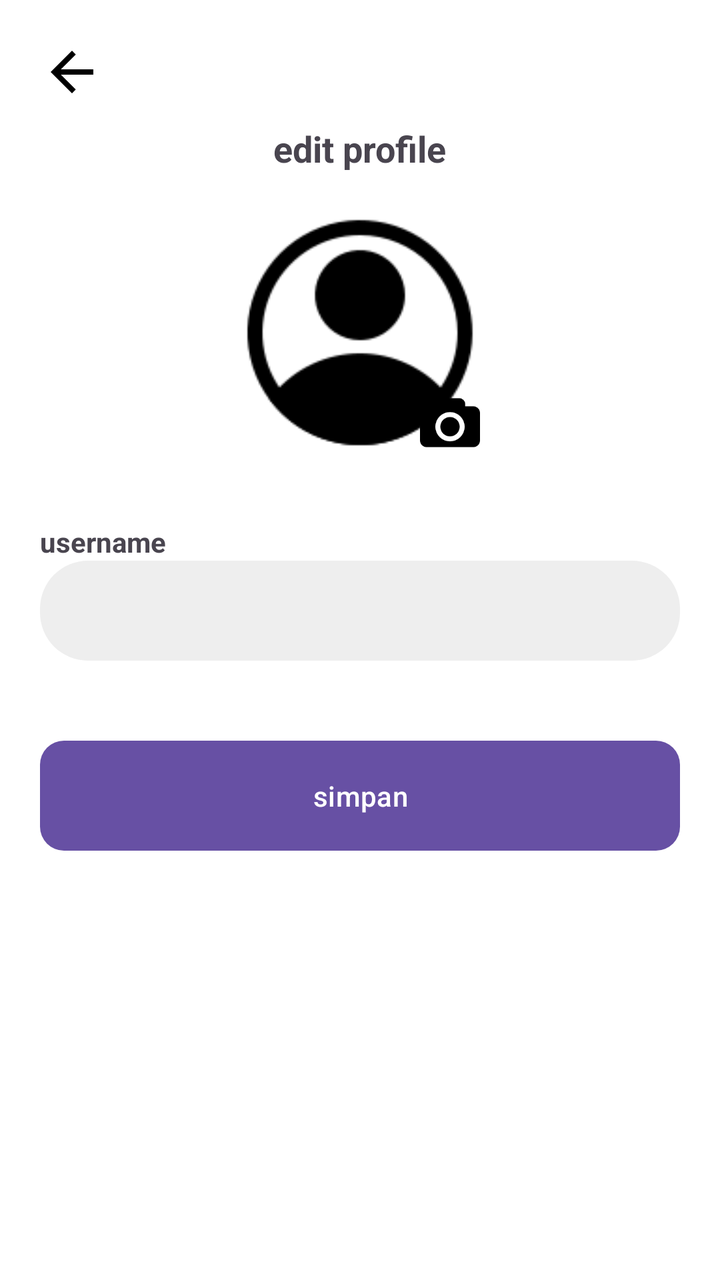
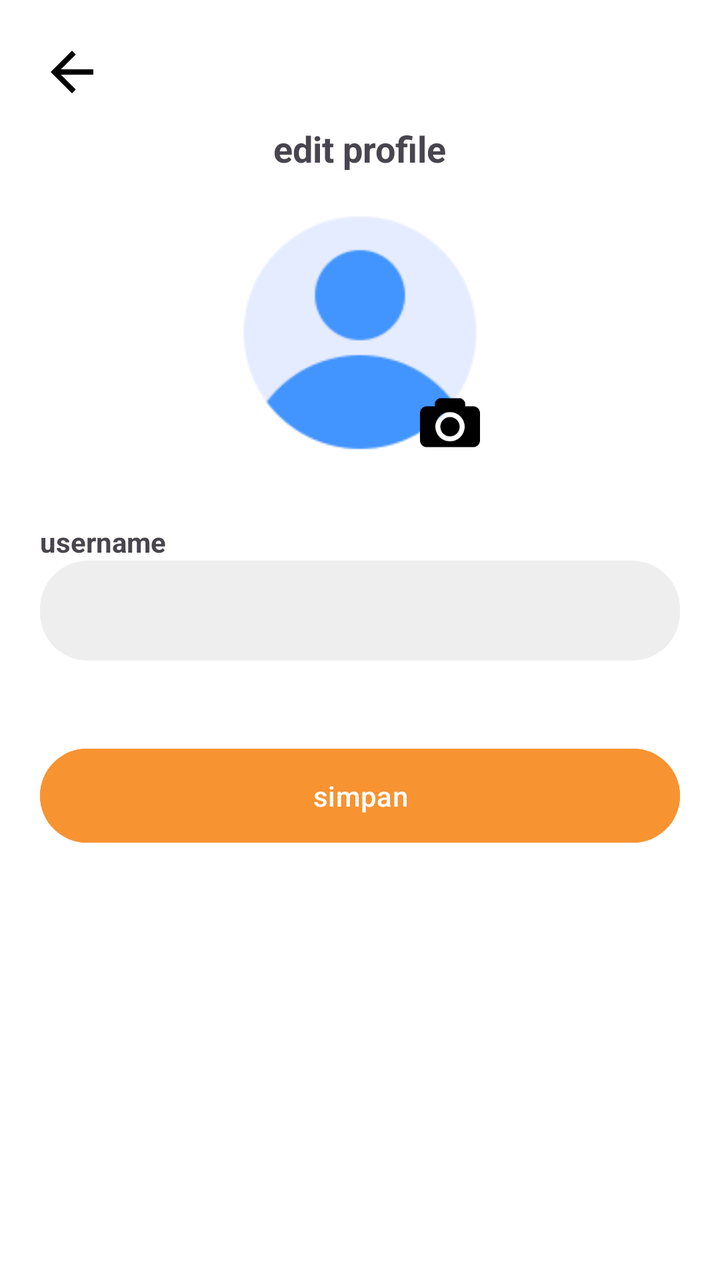

Compare the two renders of this Android layout. The source of the first and the diff that turns it into the second are given below.
<!-- AndroidManifest.xml: application theme Theme.DriveNusa -->
<!-- res/layout/activity_edit_profile.xml -->
<?xml version="1.0" encoding="utf-8"?>
<ScrollView xmlns:android="http://schemas.android.com/apk/res/android"
    android:layout_width="match_parent"
    android:layout_height="match_parent"
    android:padding="20dp"
    android:background="#FFFFFF">

    <LinearLayout
        android:layout_width="match_parent"
        android:layout_height="wrap_content"
        android:orientation="vertical"
        android:gravity="center_horizontal">

        
        <ImageView
            android:id="@+id/btnBack"
            android:layout_width="32dp"
            android:layout_height="32dp"
            android:src="@drawable/ic_arrow_back"
            android:layout_gravity="start"
            android:contentDescription="back" />

        
        <TextView
            android:layout_width="wrap_content"
            android:layout_height="wrap_content"
            android:text="edit profile"
            android:textSize="18sp"
            android:textStyle="bold"
            android:layout_marginTop="10dp" />

        
        <FrameLayout
            android:layout_width="120dp"
            android:layout_height="120dp"
            android:layout_marginTop="20dp">

            <ImageView
                android:id="@+id/imgProfile"
                android:layout_width="match_parent"
                android:layout_height="match_parent"
                android:src="@drawable/ic_user"
                android:contentDescription="User Image" />

            <ImageView
                android:id="@+id/btnChangePhoto"
                android:layout_width="30dp"
                android:layout_height="30dp"
                android:layout_gravity="bottom|right"
                android:src="@drawable/ic_camera"
                android:contentDescription="Change Photo" />
        </FrameLayout>

        
        <TextView
            android:layout_width="match_parent"
            android:layout_height="wrap_content"
            android:text="username"
            android:textStyle="bold"
            android:layout_marginTop="35dp"
            android:textSize="14sp" />

        
        <EditText
            android:id="@+id/etName"
            android:layout_width="match_parent"
            android:layout_height="50dp"
            android:background="@drawable/bg_input_rounded"
            android:padding="10dp"
            android:textSize="14sp" />

        
        <Button
            android:id="@+id/btnSave"
            android:layout_width="match_parent"
            android:layout_height="55dp"
            android:text="simpan"
            android:textAllCaps="false"
            android:layout_marginTop="40dp"
            android:background="@drawable/btn_blue_rounded"
            android:textColor="#FFFFFF" />

    </LinearLayout>

</ScrollView>
<!-- resources referenced by this layout -->
<resources>
  <!-- drawable bg_input_rounded (drawable) -->
  <?xml version="1.0" encoding="utf-8"?>
  <shape xmlns:android="http://schemas.android.com/apk/res/android"
      android:shape="rectangle">
      <corners android:radius="24dp" />
      <solid android:color="#EEEEEE" />
  </shape>
  <!-- drawable btn_blue_rounded (drawable) -->
  <shape xmlns:android="http://schemas.android.com/apk/res/android"
      android:shape="rectangle">
      <solid android:color="@color/blue"/> 
      <corners android:radius="12dp"/>
  </shape>
  <!-- drawable ic_arrow_back (drawable) -->
  <vector xmlns:android="http://schemas.android.com/apk/res/android"
      android:width="24dp"
      android:height="24dp"
      android:viewportWidth="24"
      android:viewportHeight="24">
      <path
          android:fillColor="#000000"
          android:pathData="M20,11H7.83l5.59,-5.59L12,4l-8,8 8,8 1.41,-1.41L7.83,13H20v-2z"/>
  </vector>
  <!-- drawable ic_camera: png bitmap (drawable, 2104 bytes) -->
  <!-- drawable ic_user: png bitmap (drawable, 3343 bytes) -->
  <style name="Theme.DriveNusa" parent="Base.Theme.Drivenusa" />
  <color name="blue">#2D6EFF</color>
  <style name="Base.Theme.Drivenusa" parent="Theme.Material3.DayNight.NoActionBar">
          
          
      </style>
</resources>

<!-- the commit's change to res/layout/activity_edit_profile.xml (unified diff, before → after) -->
@@ -39,7 +39,7 @@
                 android:id="@+id/imgProfile"
                 android:layout_width="match_parent"
                 android:layout_height="match_parent"
-                android:src="@drawable/ic_user"
+                android:src="@drawable/ic_person"
                 android:contentDescription="User Image" />
 
             <ImageView
@@ -77,9 +77,22 @@
             android:text="simpan"
             android:textAllCaps="false"
             android:layout_marginTop="40dp"
-            android:background="@drawable/btn_blue_rounded"
+            android:backgroundTint="@color/orange"
             android:textColor="#FFFFFF" />
+        <FrameLayout
+            android:id="@+id/loadingOverlay"
+            android:visibility="gone"
+            android:background="#80000000"
+            android:layout_width="match_parent"
+            android:layout_height="match_parent">
 
+            <ProgressBar
+                android:layout_gravity="center"
+                android:layout_width="wrap_content"
+                android:layout_height="wrap_content"/>
+        </FrameLayout>
     </LinearLayout>
 
+
+
 </ScrollView>
<!-- resource entries referenced after the edit -->
@@ -1,17 +1,12 @@
 <!-- resources referenced by this layout -->
 <resources>
+  <color name="orange">#f89331</color>
   <!-- drawable bg_input_rounded (drawable) -->
   <?xml version="1.0" encoding="utf-8"?>
   <shape xmlns:android="http://schemas.android.com/apk/res/android"
       android:shape="rectangle">
       <corners android:radius="24dp" />
       <solid android:color="#EEEEEE" />
-  </shape>
-  <!-- drawable btn_blue_rounded (drawable) -->
-  <shape xmlns:android="http://schemas.android.com/apk/res/android"
-      android:shape="rectangle">
-      <solid android:color="@color/blue"/> 
-      <corners android:radius="12dp"/>
   </shape>
   <!-- drawable ic_arrow_back (drawable) -->
   <vector xmlns:android="http://schemas.android.com/apk/res/android"
@@ -24,9 +19,8 @@
           android:pathData="M20,11H7.83l5.59,-5.59L12,4l-8,8 8,8 1.41,-1.41L7.83,13H20v-2z"/>
   </vector>
   <!-- drawable ic_camera: png bitmap (drawable, 2104 bytes) -->
-  <!-- drawable ic_user: png bitmap (drawable, 3343 bytes) -->
+  <!-- drawable ic_person: png bitmap (drawable, 4435 bytes) -->
   <style name="Theme.DriveNusa" parent="Base.Theme.Drivenusa" />
-  <color name="blue">#2D6EFF</color>
   <style name="Base.Theme.Drivenusa" parent="Theme.Material3.DayNight.NoActionBar">
           
           
